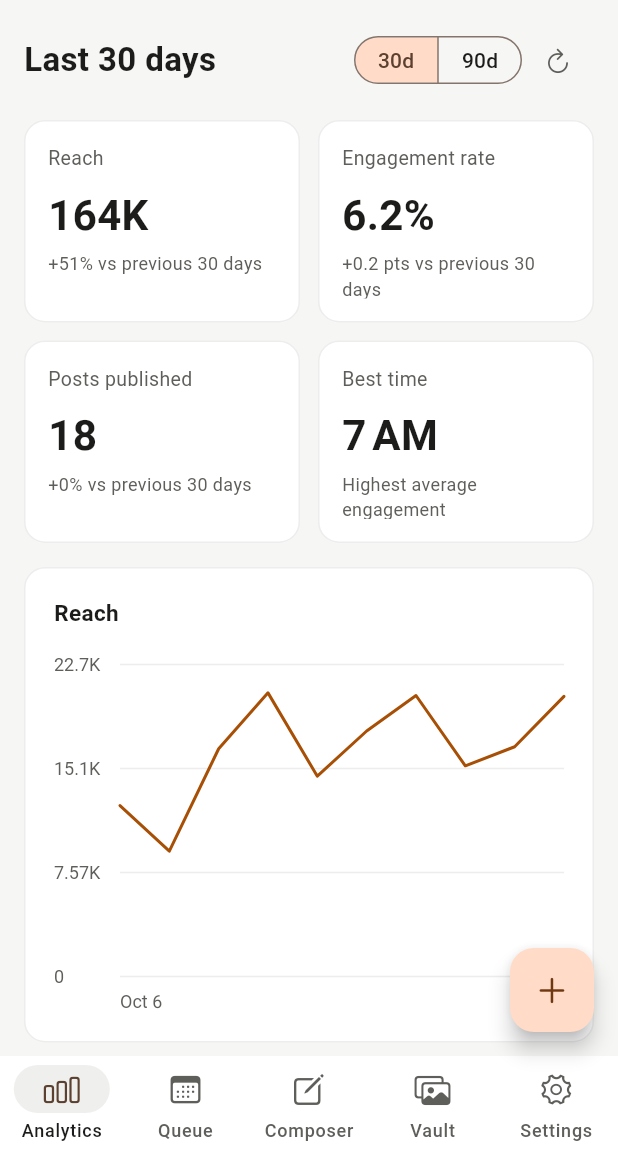
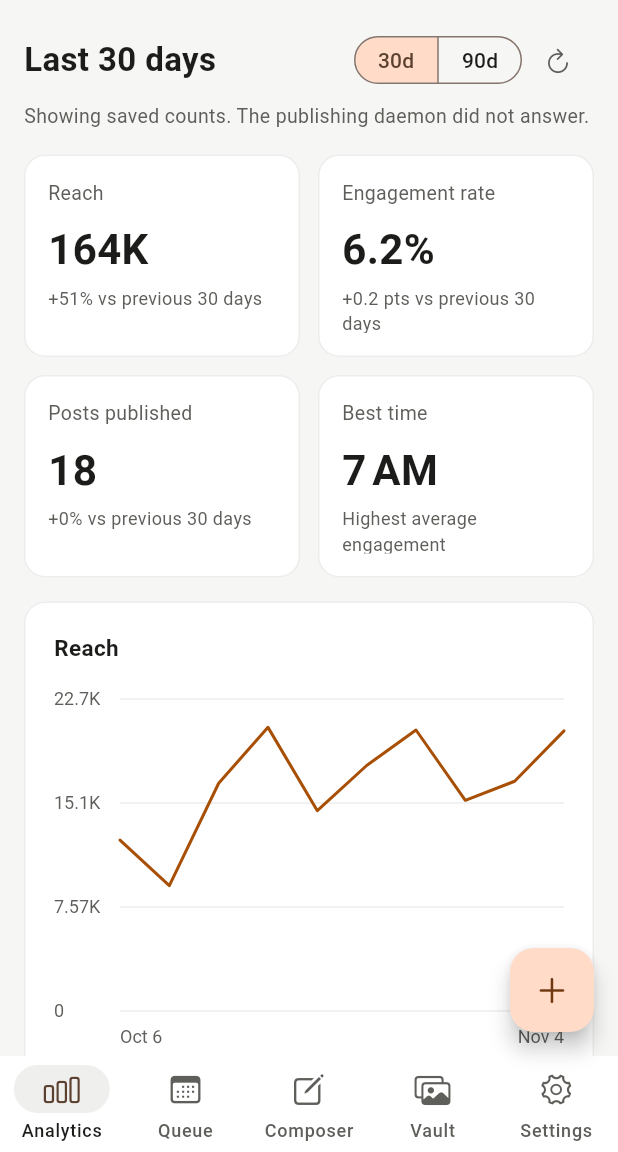
Before and after one commit to wakilibaraka/Lema, a Flutter app: the screen it shows after launch, on a phone screen of 412 x 824 dp, the part 84-1236 px from its top. Run offline on Flutter 3.47's test engine with Material 3 defaults, Android fonts, the phone set to English and light mode, and no system bars; our stand-ins replace file_picker, shared_preferences, table_calendar, video_player; network calls fail.

Commit message:
fix(lema): remove invented analytics numbers
New posts defaulted to 2818 likes, 1420 views and 142 comments, which
analytics reported as real when the daemon didn't answer. Counts now
default to zero and Analytics labels saved counts.

Co-Authored-By: Claude Opus 5.5 <noreply@anthropic.com>

```diff
--- a/lib/core/models/post_model.dart
+++ b/lib/core/models/post_model.dart
@@ -34,9 +34,9 @@ class PostModel {
     String? scheduledDate,
     dynamic scheduledTime,
     this.status = 'scheduled',
-    this.views = '1420',
-    dynamic likes = '2818',
-    this.comments = 142,
+    this.views = '0',
+    dynamic likes = '0',
+    this.comments = 0,
     this.createdAt,
     this.postedAt,
   })  : title = title ?? (caption.length > 30 ? caption.substring(0, 30) : caption),
@@ -231,9 +231,9 @@ class PostModel {
       scheduledDate: json['scheduledDate'] as String? ?? '2026-10-12',
       scheduledTime: json['scheduledTime'] ?? '18:00',
       status: json['status'] as String? ?? 'scheduled',
-      views: json['views']?.toString() ?? '1420',
-      likes: json['likes']?.toString() ?? '2818',
-      comments: json['comments'] != null ? (json['comments'] as num).toInt() : 142,
+      views: json['views']?.toString() ?? '0',
+      likes: json['likes']?.toString() ?? '0',
+      comments: json['comments'] != null ? (json['comments'] as num).toInt() : 0,
       createdAt: json['createdAt'] != null ? DateTime.tryParse(json['createdAt'] as String) : null,
       postedAt: json['postedAt'] != null ? DateTime.tryParse(json['postedAt'] as String) : null,
     );
--- a/lib/core/services/analytics_service.dart
+++ b/lib/core/services/analytics_service.dart
@@ -11,6 +11,9 @@ class PostAnalytics {
   final int shares;
   final DateTime fetchedAt;
 
+  /// True when the daemon didn't answer and these are the post's saved counts.
+  final bool fromStoredCounts;
+
   PostAnalytics({
     required this.postId,
     required this.platform,
@@ -19,6 +22,7 @@ class PostAnalytics {
     this.comments = 0,
     this.shares = 0,
     DateTime? fetchedAt,
+    this.fromStoredCounts = false,
   }) : fetchedAt = fetchedAt ?? DateTime.now();
 
   Map<String, dynamic> toJson() => {
@@ -71,6 +75,8 @@ class AnalyticsResult {
   Map<String, PostAnalytics> get byPostId =>
       {for (final row in perPost) row.postId: row};
 
+  bool get usesStoredCounts => perPost.any((row) => row.fromStoredCounts);
+
   PostAnalytics? forPost(String postId) => byPostId[postId];
 }
 
@@ -98,6 +104,7 @@ class AnalyticsService {
       likes: parseCompactCount(post.likes),
       views: parseCompactCount(post.views),
       comments: post.comments,
+      fromStoredCounts: true,
     );
   }
 
--- a/lib/features/analytics/analytics_view.dart
+++ b/lib/features/analytics/analytics_view.dart
@@ -81,6 +81,16 @@ class _AnalyticsViewState extends State<AnalyticsView> {
             onDays: (d) => setState(() => _days = d),
             onRefresh: _loadAnalytics,
           ),
+          if (_result!.usesStoredCounts)
+            Padding(
+              padding: const EdgeInsets.only(top: LemaTheme.s1),
+              child: Text(
+                'Showing saved counts. The publishing daemon did not answer.',
+                style: TextStyle(
+                    fontSize: 13,
+                    color: Theme.of(context).colorScheme.onSurfaceVariant),
+              ),
+            ),
           const SizedBox(height: LemaTheme.s4),
           _StatGrid(
             columns: wide ? 4 : 2,
```
Also changed, not shown: 1 other file.
